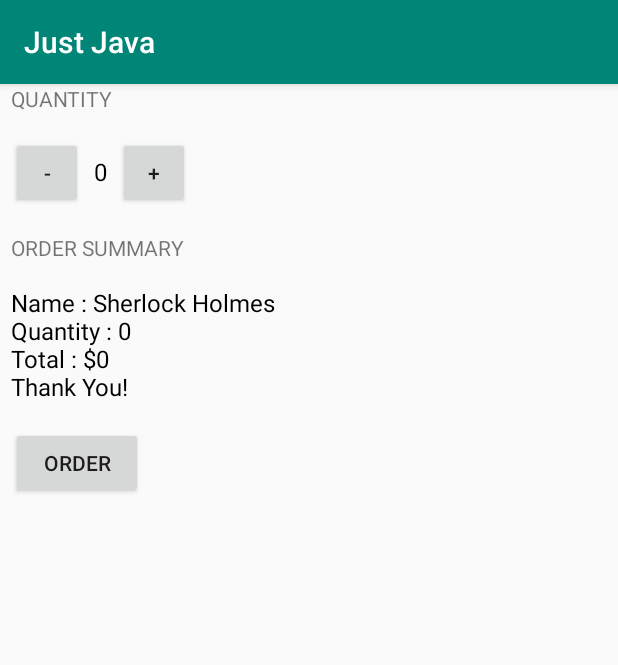
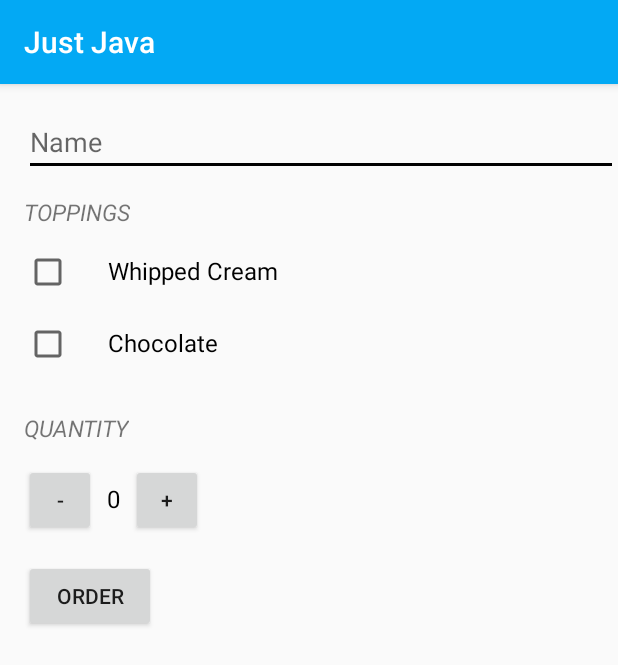
Before and after one commit to JatinSH/Coffe_Order, an Android app: the screen it shows after launch (MainActivity), after a tap on "ORDER", on a phone screen of 412 x 824 dp. Shown: the top 665 px of the screen. Run offline under Robolectric (Android 15) with nearby library versions, the phone set to English and light mode, and no system bars.

Commit message:
Added Check boxes for Whipped Cream and Chocolate, incorporated that choice in calculation of price. Added an editable text field which takes the name of the user. Removed order summary. The order button now redirects to an e mail app which displays subject "Just Java Order for (name of the user here" and the order summary in the body of the e mail. Added "HeaderTextStyle" for Toppings and Quantity text views. Changed the defaut theme colors.

```diff
--- a/app/src/main/java/com/example/android/justjava/MainActivity.java
+++ b/app/src/main/java/com/example/android/justjava/MainActivity.java
@@ -10,10 +10,18 @@ package com.example.android.justjava;
 
 
 
+import android.content.Intent;
+import android.net.Uri;
 import android.os.Bundle;
 import androidx.appcompat.app.AppCompatActivity;
+
+import android.util.Log;
 import android.view.View;
+import android.widget.CheckBox;
+import android.widget.EditText;
 import android.widget.TextView;
+import android.widget.Toast;
+
 import java.text.NumberFormat;
 
 /**
@@ -27,25 +35,52 @@ public class MainActivity extends AppCompatActivity {
         setContentView(R.layout.activity_main);
     }
     int quantity=0,price;
+    boolean hasWhippedCream,hasChocolate;
     /**
      * This method is called when the order button is clicked.
      */
     public void submitOrder(View view) {
 
+        EditText name=(EditText) findViewById(R.id.name_field);
+        String Name=name.getText().toString();
+        CheckBox whippedCream=(CheckBox) findViewById(R.id.whippedCream_check_box);
+        hasWhippedCream=whippedCream.isChecked();
+        CheckBox isChocolate=(CheckBox) findViewById(R.id.chocolate_check_box);
+        hasChocolate=isChocolate.isChecked();
+        Log.v("MainActivity", "Has Whipped Cream? "+hasWhippedCream);
+        Log.v("MainActivity", "Has Chocolate "+hasChocolate);
         price=calculatePrice(quantity);
-        String priceMessage=createOrderSummary(price);
-        displayMessage(priceMessage);
+        String priceMessage=createOrderSummary(Name, price, hasWhippedCream, hasChocolate);
+
+        Intent intent=new Intent((Intent.ACTION_SENDTO));
+        intent.setData(Uri.parse("mailto:"));
+        intent.putExtra(Intent.EXTRA_SUBJECT, "Just Java Order for "+Name);
+        intent.putExtra(intent.EXTRA_TEXT, priceMessage);
+        if (intent.resolveActivity(getPackageManager()) != null) {
+            startActivity(intent);}
+
+
 
     }
 
     public void increment(View view){
+
+        if(quantity>100) {
+
+            Toast.makeText(this,"You cannot have a quantity more than 100", Toast.LENGTH_SHORT).show();
+            return;
+        }
         quantity++;
         display(quantity);
     }
     public void deccrement(View view){
+
+        if(quantity<1){
+
+            Toast.makeText(this,"You cannot have a quantity less than 0", Toast.LENGTH_SHORT).show();
+            return;
+        }
         quantity--;
-        if(quantity<0)
-            quantity=0;
         display(quantity);
     }
 
@@ -57,19 +92,20 @@ public class MainActivity extends AppCompatActivity {
         quantityTextView.setText("" + number);
     }
 
-    private String createOrderSummary(int price){
-        String OrderSummary="Name : Sherlock Holmes\nQuantity : "+quantity+"\nTotal : $"+price+"\nThank You!";
+    private String createOrderSummary(String name, int price, boolean hasWhippedCream, boolean hasChocolate){
+        String OrderSummary="Name : "+name+"\nHas Whipped Cream? " + hasWhippedCream + "\nHas Chocolate? "+hasChocolate+"\nQuantity : "+quantity+"\nTotal : $"+price+"\nThank You!";
         return OrderSummary;
     }
-    /**
-     * This method displays the given text on the screen.
-     */
-    private void displayMessage(String message) {
-        TextView orderSummaryTextView = (TextView) findViewById(R.id.orderSummary_text_view);
-        orderSummaryTextView.setText(message);
-    }
 
-    private int calculatePrice(int num){
-        return num*5;
+
+    private int calculatePrice(int Quantity){
+
+        int Price=5;
+        if(hasChocolate)
+            Price+=2;
+        if(hasWhippedCream)
+            Price++;
+
+        return Price*Quantity;
     }
 }
--- a/app/src/main/res/layout/activity_main.xml
+++ b/app/src/main/res/layout/activity_main.xml
@@ -6,16 +6,70 @@
     android:layout_height="match_parent"
     tools:context=".MainActivity">
 
+    <ScrollView
+        android:layout_width="match_parent"
+        android:layout_height="match_parent">
+
         <LinearLayout
             android:layout_width="match_parent"
-        android:layout_height="match_parent"
-        android:layout_marginLeft="7dp"
+            android:layout_height="wrap_content"
+            android:layout_marginLeft="16dp"
+            android:layout_marginTop="16dp"
             android:orientation="vertical">
+
+            <EditText
+                android:layout_width="match_parent"
+                android:layout_height="wrap_content"
+                android:id="@+id/name_field"
+                android:hint="Name"
+                android:inputType="textCapWords"/>
+
+            <TextView
+                style="@style/HeaderTextStyle"
+                android:text="toppings" />
+
+            <LinearLayout
+                android:layout_width="wrap_content"
+                android:layout_height="wrap_content"
+                android:orientation="horizontal">
+
+                <CheckBox
+                    android:id="@+id/whippedCream_check_box"
+                    android:layout_width="wrap_content"
+                    android:layout_height="wrap_content"
+                    android:layout_marginRight="24dp"
+                    android:layout_marginBottom="16dp" />
 
                 <TextView
                     android:layout_width="wrap_content"
                     android:layout_height="wrap_content"
-            android:layout_marginBottom="16dp"
+                    android:text="Whipped Cream"
+                    android:textColor="@android:color/black"
+                    android:textSize="16sp" />
+            </LinearLayout>
+
+            <LinearLayout
+                android:layout_width="wrap_content"
+                android:layout_height="wrap_content"
+                android:orientation="horizontal">
+
+                <CheckBox
+                    android:id="@+id/chocolate_check_box"
+                    android:layout_width="wrap_content"
+                    android:layout_height="wrap_content"
+                    android:layout_marginRight="24dp"
+                    android:layout_marginBottom="16dp" />
+
+                <TextView
+                    android:layout_width="wrap_content"
+                    android:layout_height="wrap_content"
+                    android:text="Chocolate"
+                    android:textColor="@android:color/black"
+                    android:textSize="16sp" />
+            </LinearLayout>
+
+            <TextView
+                style="@style/HeaderTextStyle"
                 android:text="QUANTITY" />
 
             <LinearLayout
@@ -27,8 +81,8 @@
                     android:layout_width="48dp"
                     android:layout_height="48dp"
                     android:layout_marginTop="0dp"
+                    android:layout_marginRight="7dp"
                     android:onClick="deccrement"
-                android:layout_marginRight="7dp"
                     android:text="-" />
 
 
@@ -43,27 +97,14 @@
                 <Button
                     android:layout_width="48dp"
                     android:layout_height="48dp"
+                    android:layout_marginLeft="7dp"
                     android:layout_marginBottom="0dp"
                     android:onClick="increment"
-                android:layout_marginLeft="7dp"
                     android:text="+" />
 
             </LinearLayout>
 
-        <TextView
-            android:layout_width="wrap_content"
-            android:layout_height="wrap_content"
-            android:layout_marginTop="16dp"
-            android:layout_marginBottom="16dp"
-            android:text="ORDER SUMMARY" />
 
-        <TextView
-            android:id="@+id/orderSummary_text_view"
-            android:layout_width="wrap_content"
-            android:layout_height="wrap_content"
-            android:text="$0"
-            android:textColor="@android:color/black"
-            android:textSize="16sp" />
 
             <Button
                 android:layout_width="wrap_content"
@@ -73,4 +114,5 @@
                 android:text="Order" />
 
         </LinearLayout>
+    </ScrollView>
 </androidx.constraintlayout.widget.ConstraintLayout>
--- a/app/src/main/res/values/styles.xml
+++ b/app/src/main/res/values/styles.xml
@@ -3,9 +3,19 @@
     <!-- Base application theme. -->
     <style name="AppTheme" parent="Theme.AppCompat.Light.DarkActionBar">
         <!-- Customize your theme here. -->
-        <item name="colorPrimary">@color/colorPrimary</item>
-        <item name="colorPrimaryDark">@color/colorPrimaryDark</item>
-        <item name="colorAccent">@color/colorAccent</item>
+        <item name="colorPrimary">#03A9F4</item>
+        <item name="colorPrimaryDark">#0288D1</item>
+        <item name="colorAccent">#000000</item>
+    </style>
+
+    <style name="HeaderTextStyle" >
+        <item name="android:layout_width">wrap_content</item>
+        <item name="android:layout_height">48dp</item>
+        <item name="android:gravity">center_vertical</item>
+        <item name="android:textAllCaps">true</item>
+        <item name="android:textSize">15sp</item>
+        <item name="android:textStyle">italic</item>
+
     </style>
 
 </resources>
```
Lines whose indentation alone changed are shown as unchanged.
